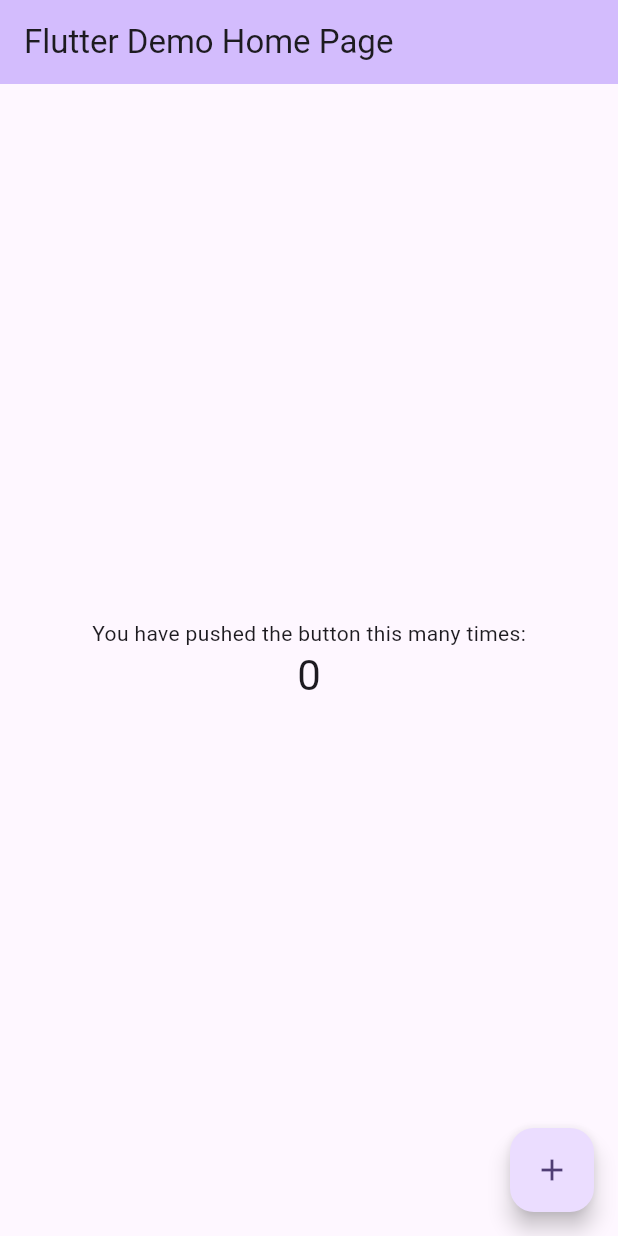
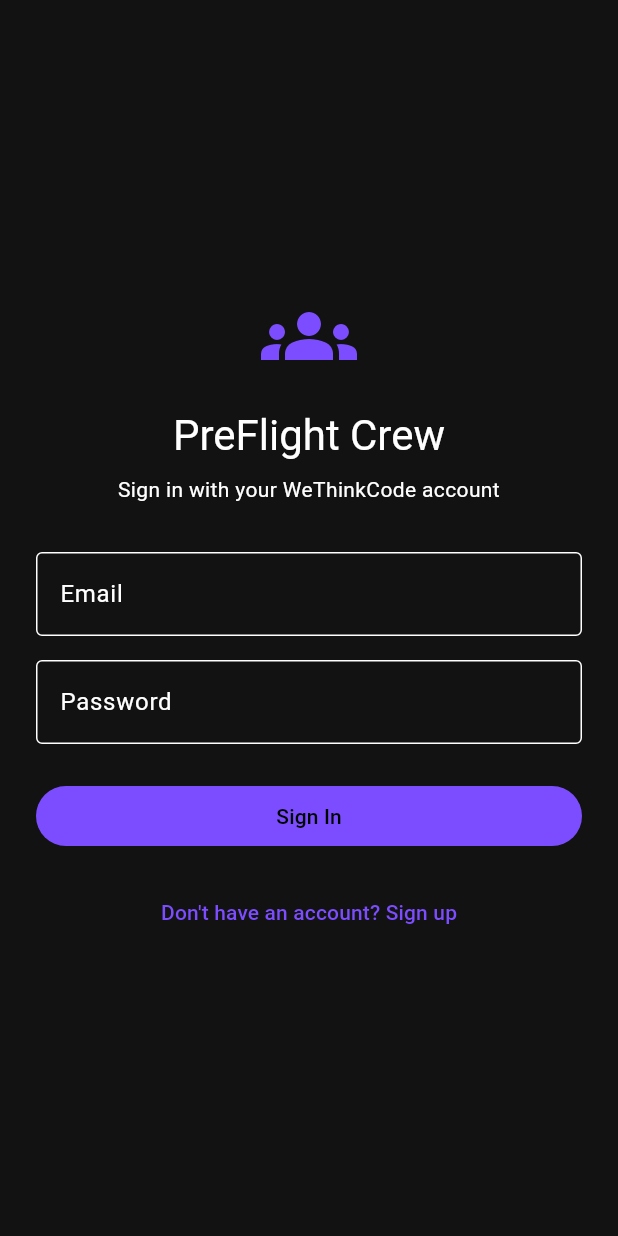
Before and after one commit to standard-archive/preflight-crew-auth, a Flutter app: the screen it shows after launch, on a phone screen of 412 x 824 dp. Run offline on Flutter 3.47's test engine with Material 3 defaults, Android fonts, the phone set to English and light mode, and no system bars; our stand-ins replace firebase_auth, firebase_core; accounts and stored records are empty.

Commit message:
Day 10-11: build login/signup screens, restrict signup to @student.wethinkcode.co.za, wire up FirebaseAuth

```diff
--- a/lib/main.dart
+++ b/lib/main.dart
@@ -1,122 +1,34 @@
-import 'package:flutter/material.dart';
+import "package:flutter/material.dart";
+import "package:firebase_core/firebase_core.dart";
+import "firebase_options.dart";
+import "src/screens/auth_gate.dart";
 
-void main() {
-  runApp(const MyApp());
+void main() async {
+  WidgetsFlutterBinding.ensureInitialized();
+  await Firebase.initializeApp(
+    options: DefaultFirebaseOptions.currentPlatform,
+  );
+  runApp(const PreFlightCrewApp());
 }
 
-class MyApp extends StatelessWidget {
-  const MyApp({super.key});
+class PreFlightCrewApp extends StatelessWidget {
+  const PreFlightCrewApp({super.key});
 
-  // This widget is the root of your application.
   @override
   Widget build(BuildContext context) {
     return MaterialApp(
-      title: 'Flutter Demo',
+      title: "PreFlight Crew",
+      debugShowCheckedModeBanner: false,
       theme: ThemeData(
-        // This is the theme of your application.
-        //
-        // TRY THIS: Try running your application with "flutter run". You'll see
-        // the application has a purple toolbar. Then, without quitting the app,
-        // try changing the seedColor in the colorScheme below to Colors.green
-        // and then invoke "hot reload" (save your changes or press the "hot
-        // reload" button in a Flutter-supported IDE, or press "r" if you used
-        // the command line to start the app).
-        //
-        // Notice that the counter didn't reset back to zero; the application
-        // state is not lost during the reload. To reset the state, use hot
-        // restart instead.
-        //
-        // This works for code too, not just values: Most code changes can be
-        // tested with just a hot reload.
-        colorScheme: .fromSeed(seedColor: Colors.deepPurple),
+        brightness: Brightness.dark,
+        primaryColor: Colors.deepPurpleAccent,
+        scaffoldBackgroundColor: const Color(0xFF121212),
+        colorScheme: const ColorScheme.dark(
+          primary: Colors.deepPurpleAccent,
+          surface: Color(0xFF1E1E1E),
+        ),
       ),
-      home: const MyHomePage(title: 'Flutter Demo Home Page'),
+      home: const AuthGate(),
     );
   }
 }
-
-class MyHomePage extends StatefulWidget {
-  const MyHomePage({super.key, required this.title});
-
-  // This widget is the home page of your application. It is stateful, meaning
-  // that it has a State object (defined below) that contains fields that affect
-  // how it looks.
-
-  // This class is the configuration for the state. It holds the values (in this
-  // case the title) provided by the parent (in this case the App widget) and
-  // used by the build method of the State. Fields in a Widget subclass are
-  // always marked "final".
-
-  final String title;
-
-  @override
-  State<MyHomePage> createState() => _MyHomePageState();
-}
-
-class _MyHomePageState extends State<MyHomePage> {
-  int _counter = 0;
-
-  void _incrementCounter() {
-    setState(() {
-      // This call to setState tells the Flutter framework that something has
-      // changed in this State, which causes it to rerun the build method below
-      // so that the display can reflect the updated values. If we changed
-      // _counter without calling setState(), then the build method would not be
-      // called again, and so nothing would appear to happen.
-      _counter++;
-    });
-  }
-
-  @override
-  Widget build(BuildContext context) {
-    // This method is rerun every time setState is called, for instance as done
-    // by the _incrementCounter method above.
-    //
-    // The Flutter framework has been optimized to make rerunning build methods
-    // fast, so that you can just rebuild anything that needs updating rather
-    // than having to individually change instances of widgets.
-    return Scaffold(
-      appBar: AppBar(
-        // TRY THIS: Try changing the color here to a specific color (to
-        // Colors.amber, perhaps?) and trigger a hot reload to see the AppBar
-        // change color while the other colors stay the same.
-        backgroundColor: Theme.of(context).colorScheme.inversePrimary,
-        // Here we take the value from the MyHomePage object that was created by
-        // the App.build method, and use it to set our appbar title.
-        title: Text(widget.title),
-      ),
-      body: Center(
-        // Center is a layout widget. It takes a single child and positions it
-        // in the middle of the parent.
-        child: Column(
-          // Column is also a layout widget. It takes a list of children and
-          // arranges them vertically. By default, it sizes itself to fit its
-          // children horizontally, and tries to be as tall as its parent.
-          //
-          // Column has various properties to control how it sizes itself and
-          // how it positions its children. Here we use mainAxisAlignment to
-          // center the children vertically; the main axis here is the vertical
-          // axis because Columns are vertical (the cross axis would be
-          // horizontal).
-          //
-          // TRY THIS: Invoke "debug painting" (choose the "Toggle Debug Paint"
-          // action in the IDE, or press "p" in the console), to see the
-          // wireframe for each widget.
-          mainAxisAlignment: .center,
-          children: [
-            const Text('You have pushed the button this many times:'),
-            Text(
-              '$_counter',
-              style: Theme.of(context).textTheme.headlineMedium,
-            ),
-          ],
-        ),
-      ),
-      floatingActionButton: FloatingActionButton(
-        onPressed: _incrementCounter,
-        tooltip: 'Increment',
-        child: const Icon(Icons.add),
-      ),
-    );
-  }
-}
--- /dev/null
+++ b/lib/src/screens/auth_gate.dart
@@ -0,0 +1,26 @@
+import "package:flutter/material.dart";
+import "package:firebase_auth/firebase_auth.dart";
+import "login_screen.dart";
+import "home_screen.dart";
+
+class AuthGate extends StatelessWidget {
+  const AuthGate({super.key});
+
+  @override
+  Widget build(BuildContext context) {
+    return StreamBuilder<User?>(
+      stream: FirebaseAuth.instance.authStateChanges(),
+      builder: (context, snapshot) {
+        if (snapshot.connectionState == ConnectionState.waiting) {
+          return const Scaffold(
+            body: Center(child: CircularProgressIndicator()),
+          );
+        }
+        if (snapshot.hasData) {
+          return const HomeScreen();
+        }
+        return const LoginScreen();
+      },
+    );
+  }
+}
--- /dev/null
+++ b/lib/src/screens/login_screen.dart
@@ -0,0 +1,155 @@
+import "package:flutter/material.dart";
+import "package:firebase_auth/firebase_auth.dart";
+import "signup_screen.dart";
+
+class LoginScreen extends StatefulWidget {
+  const LoginScreen({super.key});
+
+  @override
+  State<LoginScreen> createState() => _LoginScreenState();
+}
+
+class _LoginScreenState extends State<LoginScreen> {
+  final _formKey = GlobalKey<FormState>();
+  final _emailController = TextEditingController();
+  final _passwordController = TextEditingController();
+  bool _isLoading = false;
+  String? _errorMessage;
+
+  Future<void> _login() async {
+    if (!_formKey.currentState!.validate()) return;
+
+    setState(() {
+      _isLoading = true;
+      _errorMessage = null;
+    });
+
+    try {
+      await FirebaseAuth.instance.signInWithEmailAndPassword(
+        email: _emailController.text.trim(),
+        password: _passwordController.text.trim(),
+      );
+    } on FirebaseAuthException catch (e) {
+      setState(() {
+        _errorMessage = switch (e.code) {
+          "user-not-found" => "No account found with that email.",
+          "wrong-password" => "Incorrect password.",
+          "invalid-email" => "That email address looks invalid.",
+          "invalid-credential" => "Incorrect email or password.",
+          _ => "Login failed: ${e.message}",
+        };
+      });
+    } finally {
+      if (mounted) setState(() => _isLoading = false);
+    }
+  }
+
+  @override
+  void dispose() {
+    _emailController.dispose();
+    _passwordController.dispose();
+    super.dispose();
+  }
+
+  @override
+  Widget build(BuildContext context) {
+    return Scaffold(
+      body: Center(
+        child: SingleChildScrollView(
+          padding: const EdgeInsets.all(24.0),
+          child: ConstrainedBox(
+            constraints: const BoxConstraints(maxWidth: 400),
+            child: Form(
+              key: _formKey,
+              child: Column(
+                mainAxisSize: MainAxisSize.min,
+                crossAxisAlignment: CrossAxisAlignment.stretch,
+                children: [
+                  Icon(Icons.groups,
+                      size: 64, color: Theme.of(context).colorScheme.primary),
+                  const SizedBox(height: 16),
+                  Text(
+                    "PreFlight Crew",
+                    textAlign: TextAlign.center,
+                    style: Theme.of(context).textTheme.headlineMedium,
+                  ),
+                  const SizedBox(height: 8),
+                  const Text(
+                    "Sign in with your WeThinkCode account",
+                    textAlign: TextAlign.center,
+                  ),
+                  const SizedBox(height: 32),
+                  TextFormField(
+                    controller: _emailController,
+                    decoration: const InputDecoration(
+                      labelText: "Email",
+                      border: OutlineInputBorder(),
+                    ),
+                    keyboardType: TextInputType.emailAddress,
+                    validator: (value) {
+                      if (value == null || value.isEmpty) {
+                        return "Please enter your email";
+                      }
+                      if (!value.contains("@")) {
+                        return "Please enter a valid email";
+                      }
+                      return null;
+                    },
+                  ),
+                  const SizedBox(height: 16),
+                  TextFormField(
+                    controller: _passwordController,
+                    decoration: const InputDecoration(
+                      labelText: "Password",
+                      border: OutlineInputBorder(),
+                    ),
+                    obscureText: true,
+                    validator: (value) {
+                      if (value == null || value.isEmpty) {
+                        return "Please enter your password";
+                      }
+                      return null;
+                    },
+                  ),
+                  if (_errorMessage != null) ...[
+                    const SizedBox(height: 16),
+                    Text(
+                      _errorMessage!,
+                      style: const TextStyle(color: Colors.redAccent),
+                      textAlign: TextAlign.center,
+                    ),
+                  ],
+                  const SizedBox(height: 24),
+                  FilledButton(
+                    onPressed: _isLoading ? null : _login,
+                    child: _isLoading
+                        ? const SizedBox(
+                            height: 20,
+                            width: 20,
+                            child: CircularProgressIndicator(strokeWidth: 2),
+                          )
+                        : const Text("Sign In"),
+                  ),
+                  const SizedBox(height: 16),
+                  TextButton(
+                    onPressed: _isLoading
+                        ? null
+                        : () {
+                            Navigator.push(
+                              context,
+                              MaterialPageRoute(
+                                builder: (_) => const SignupScreen(),
+                              ),
+                            );
+                          },
+                    child: const Text("Don't have an account? Sign up"),
+                  ),
+                ],
+              ),
+            ),
+          ),
+        ),
+      ),
+    );
+  }
+}
```
Also changed, not shown: lib/src/screens/home_screen.dart (added, +27 -0 lines), lib/src/screens/signup_screen.dart (added, +158 -0 lines).
